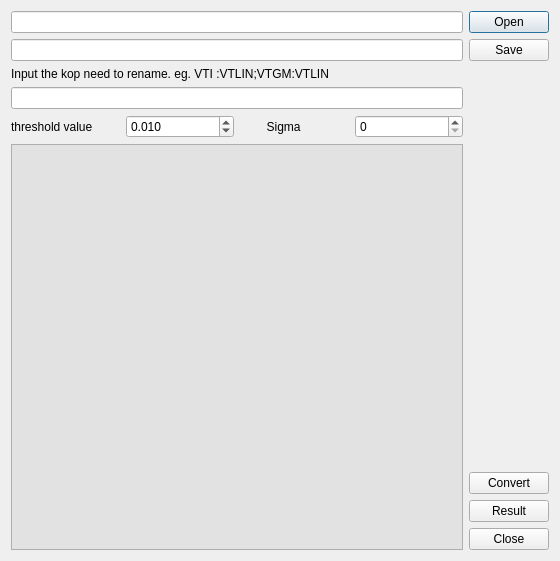
Qt form statistical_huali/converter_ui.ui (xuyuancheng/converter) before a commit.
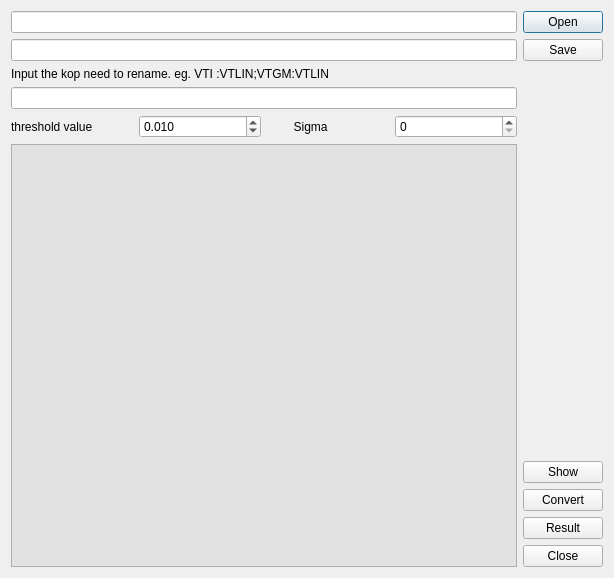
The same form after that commit. Icons and pictures are not drawn.

The edit to the form file:
```diff
--- a/statistical_huali/converter_ui.ui
+++ b/statistical_huali/converter_ui.ui
@@ -6,8 +6,8 @@
    <rect>
     <x>0</x>
     <y>0</y>
-    <width>560</width>
-    <height>561</height>
+    <width>614</width>
+    <height>578</height>
    </rect>
   </property>
   <property name="cursor">
@@ -20,12 +20,8 @@
    <iconset>
     <normaloff>../2.ico</normaloff>../2.ico</iconset>
   </property>
-  <layout class="QGridLayout" name="gridLayout_2">
-   <item row="0" column="0">
     <layout class="QGridLayout" name="gridLayout">
-     <item row="0" column="0">
-      <layout class="QVBoxLayout" name="verticalLayout_3">
-       <item>
+   <item row="0" column="0" rowspan="7">
         <layout class="QVBoxLayout" name="verticalLayout">
          <item>
           <widget class="QLineEdit" name="Input"/>
@@ -33,10 +29,6 @@
          <item>
           <widget class="QLineEdit" name="Output"/>
          </item>
-        </layout>
-       </item>
-       <item>
-        <layout class="QVBoxLayout" name="verticalLayout_2">
          <item>
           <widget class="QLabel" name="Change">
            <property name="text">
@@ -50,8 +42,6 @@
          <item>
           <widget class="QLineEdit" name="Rename"/>
          </item>
-        </layout>
-       </item>
        <item>
         <layout class="QHBoxLayout" name="horizontalLayout">
          <item>
@@ -116,22 +106,20 @@
       </layout>
      </item>
      <item row="0" column="1">
-      <layout class="QVBoxLayout" name="verticalLayout_4">
-       <item>
         <widget class="QPushButton" name="Input_button">
          <property name="text">
           <string>Open</string>
          </property>
         </widget>
        </item>
-       <item>
+   <item row="1" column="1">
         <widget class="QPushButton" name="Output_button">
          <property name="text">
           <string>Save</string>
          </property>
         </widget>
        </item>
-       <item>
+   <item row="2" column="1">
         <spacer name="verticalSpacer">
          <property name="orientation">
           <enum>Qt::Vertical</enum>
@@ -139,35 +127,38 @@
          <property name="sizeHint" stdset="0">
           <size>
            <width>20</width>
-           <height>139</height>
+       <height>371</height>
           </size>
          </property>
         </spacer>
        </item>
-       <item>
+   <item row="3" column="1">
+    <widget class="QPushButton" name="Show_button">
+     <property name="text">
+      <string>Show</string>
+     </property>
+    </widget>
+   </item>
+   <item row="4" column="1">
         <widget class="QPushButton" name="Convert_button">
          <property name="text">
           <string>Convert</string>
          </property>
         </widget>
        </item>
-       <item>
+   <item row="5" column="1">
         <widget class="QPushButton" name="Result">
          <property name="text">
           <string>Result</string>
          </property>
         </widget>
        </item>
-       <item>
+   <item row="6" column="1">
         <widget class="QPushButton" name="Close_button">
          <property name="text">
           <string>Close</string>
          </property>
         </widget>
-       </item>
-      </layout>
-     </item>
-    </layout>
    </item>
   </layout>
  </widget>
```
Left out of the diff: 2 changed lines with no effect on the pictures. Lines whose indentation alone changed are shown as unchanged.
